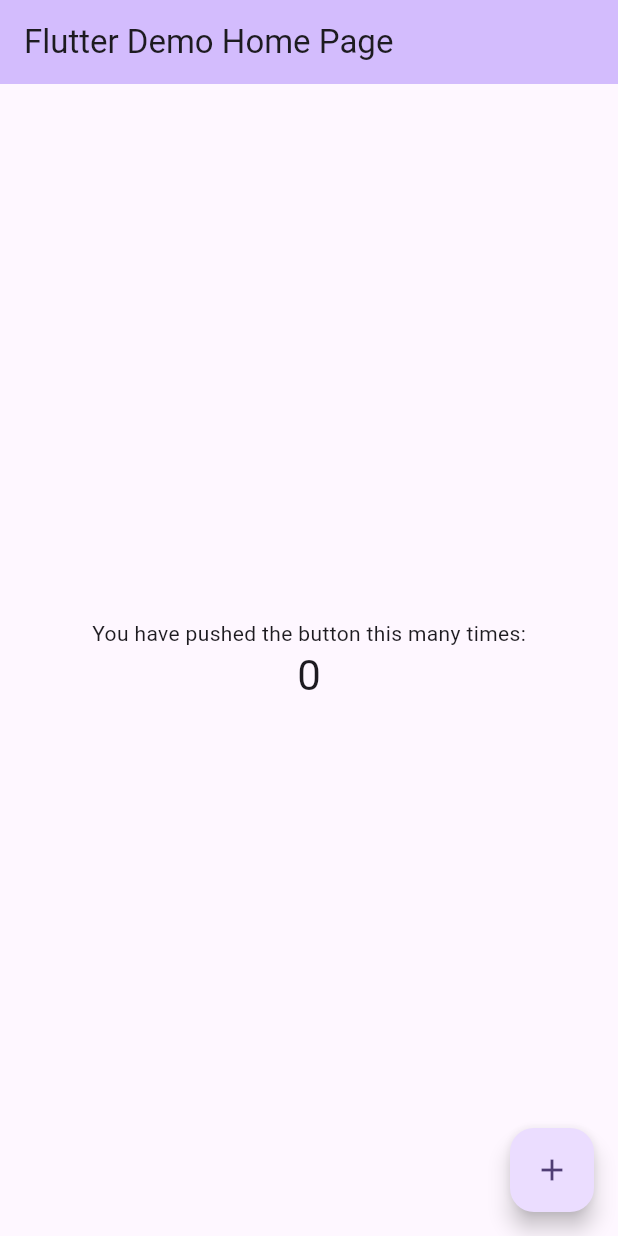
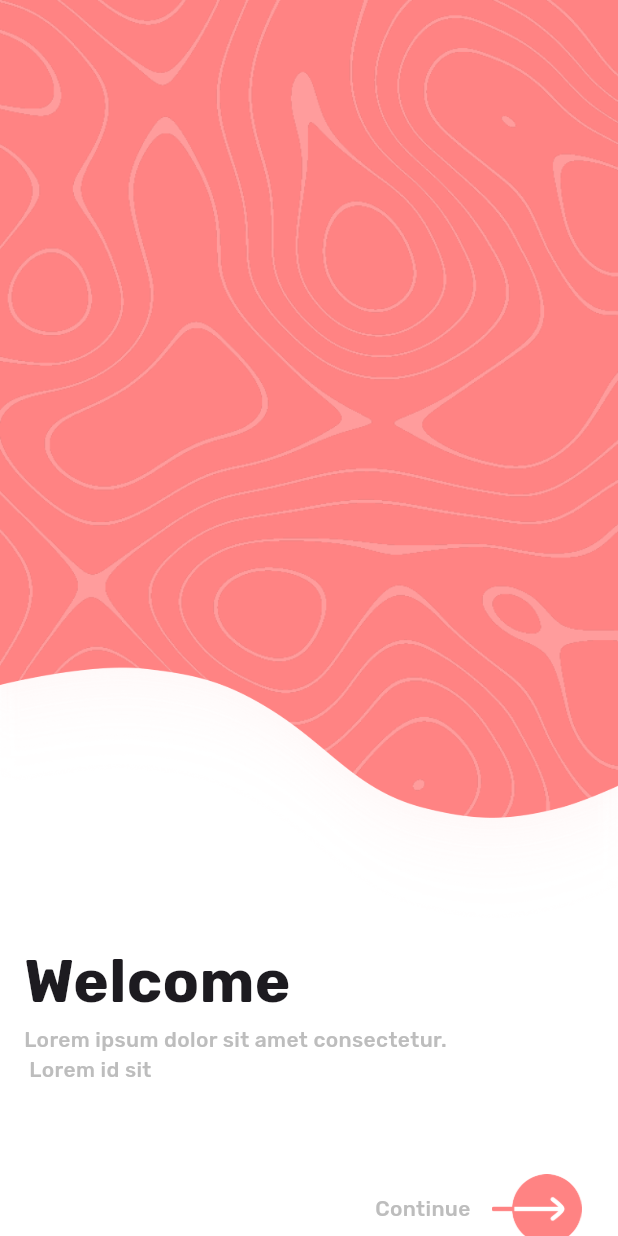
Before and after one commit to Moaaz-mohammad/flutter-auth-ui-app, a Flutter app: the screen it shows after launch, on a phone screen of 412 x 824 dp. Run offline on Flutter 3.47's test engine with Material 3 defaults, Android fonts, the phone set to English and light mode, and no system bars; our stand-ins replace gap, google_fonts.

Commit message:
feat: add Welcome, Login, and Sign Up UI screens with responsive layout and navigation

```diff
--- a/lib/main.dart
+++ b/lib/main.dart
@@ -1,6 +1,12 @@
 import 'package:flutter/material.dart';
+import 'package:flutter/services.dart';
+import 'package:flutter_auth_ui/screens/welcome.dart';
 
 void main() {
+  WidgetsFlutterBinding.ensureInitialized();
+
+  SystemChrome.setEnabledSystemUIMode(SystemUiMode.immersiveSticky);
+
   runApp(const MyApp());
 }
 
@@ -11,112 +17,8 @@ class MyApp extends StatelessWidget {
   @override
   Widget build(BuildContext context) {
     return MaterialApp(
-      title: 'Flutter Demo',
-      theme: ThemeData(
-        // This is the theme of your application.
-        //
-        // TRY THIS: Try running your application with "flutter run". You'll see
-        // the application has a purple toolbar. Then, without quitting the app,
-        // try changing the seedColor in the colorScheme below to Colors.green
-        // and then invoke "hot reload" (save your changes or press the "hot
-        // reload" button in a Flutter-supported IDE, or press "r" if you used
-        // the command line to start the app).
-        //
-        // Notice that the counter didn't reset back to zero; the application
-        // state is not lost during the reload. To reset the state, use hot
-        // restart instead.
-        //
-        // This works for code too, not just values: Most code changes can be
-        // tested with just a hot reload.
-        colorScheme: .fromSeed(seedColor: Colors.deepPurple),
-      ),
-      home: const MyHomePage(title: 'Flutter Demo Home Page'),
+      debugShowCheckedModeBanner: false,
+      home: const Welcome(),
     );
   }
 }
-
-class MyHomePage extends StatefulWidget {
-  const MyHomePage({super.key, required this.title});
-
-  // This widget is the home page of your application. It is stateful, meaning
-  // that it has a State object (defined below) that contains fields that affect
-  // how it looks.
-
-  // This class is the configuration for the state. It holds the values (in this
-  // case the title) provided by the parent (in this case the App widget) and
-  // used by the build method of the State. Fields in a Widget subclass are
-  // always marked "final".
-
-  final String title;
-
-  @override
-  State<MyHomePage> createState() => _MyHomePageState();
-}
-
-class _MyHomePageState extends State<MyHomePage> {
-  int _counter = 0;
-
-  void _incrementCounter() {
-    setState(() {
-      // This call to setState tells the Flutter framework that something has
-      // changed in this State, which causes it to rerun the build method below
-      // so that the display can reflect the updated values. If we changed
-      // _counter without calling setState(), then the build method would not be
-      // called again, and so nothing would appear to happen.
-      _counter++;
-    });
-  }
-
-  @override
-  Widget build(BuildContext context) {
-    // This method is rerun every time setState is called, for instance as done
-    // by the _incrementCounter method above.
-    //
-    // The Flutter framework has been optimized to make rerunning build methods
-    // fast, so that you can just rebuild anything that needs updating rather
-    // than having to individually change instances of widgets.
-    return Scaffold(
-      appBar: AppBar(
-        // TRY THIS: Try changing the color here to a specific color (to
-        // Colors.amber, perhaps?) and trigger a hot reload to see the AppBar
-        // change color while the other colors stay the same.
-        backgroundColor: Theme.of(context).colorScheme.inversePrimary,
-        // Here we take the value from the MyHomePage object that was created by
-        // the App.build method, and use it to set our appbar title.
-        title: Text(widget.title),
-      ),
-      body: Center(
-        // Center is a layout widget. It takes a single child and positions it
-        // in the middle of the parent.
-        child: Column(
-          // Column is also a layout widget. It takes a list of children and
-          // arranges them vertically. By default, it sizes itself to fit its
-          // children horizontally, and tries to be as tall as its parent.
-          //
-          // Column has various properties to control how it sizes itself and
-          // how it positions its children. Here we use mainAxisAlignment to
-          // center the children vertically; the main axis here is the vertical
-          // axis because Columns are vertical (the cross axis would be
-          // horizontal).
-          //
-          // TRY THIS: Invoke "debug painting" (choose the "Toggle Debug Paint"
-          // action in the IDE, or press "p" in the console), to see the
-          // wireframe for each widget.
-          mainAxisAlignment: .center,
-          children: [
-            const Text('You have pushed the button this many times:'),
-            Text(
-              '$_counter',
-              style: Theme.of(context).textTheme.headlineMedium,
-            ),
-          ],
-        ),
-      ),
-      floatingActionButton: FloatingActionButton(
-        onPressed: _incrementCounter,
-        tooltip: 'Increment',
-        child: const Icon(Icons.add),
-      ),
-    );
-  }
-}
--- /dev/null
+++ b/lib/screens/welcome.dart
@@ -0,0 +1,70 @@
+import 'package:flutter/material.dart';
+import 'package:flutter_auth_ui/screens/login.dart';
+import 'package:google_fonts/google_fonts.dart';
+
+class Welcome extends StatelessWidget {
+  const Welcome({super.key});
+
+  @override
+  Widget build(BuildContext context) {
+    return Scaffold(
+      backgroundColor: Colors.white,
+      body: Column(
+        crossAxisAlignment: CrossAxisAlignment.start,
+        children: [
+          Image.asset('assets/Welcome.png'),
+          Padding(
+            padding: const EdgeInsets.symmetric(horizontal: 16),
+            child: Text(
+              'Welcome',
+              style: GoogleFonts.rubik(
+                textStyle: TextStyle(fontSize: 40, fontWeight: FontWeight.bold),
+              ),
+            ),
+          ),
+          Padding(
+            padding: const EdgeInsets.symmetric(horizontal: 16),
+            child: Text(
+              'Lorem ipsum dolor sit amet consectetur.\n Lorem id sit',
+              style: GoogleFonts.rubik(
+                textStyle: TextStyle(
+                  fontSize: 14,
+                  fontWeight: FontWeight.w500,
+                  color: Color(0xffBDBDBD),
+                ),
+              ),
+            ),
+          ),
+          SizedBox(height: 60),
+          Padding(
+            padding: const EdgeInsets.only(left: 250),
+            child: GestureDetector(
+              onTap: () {
+                Navigator.pushReplacement(
+                  context,
+                  MaterialPageRoute(builder: (R) => SignIn()),
+                );
+              },
+              child: Row(
+                children: [
+                  Text(
+                    'Continue',
+                    style: GoogleFonts.rubik(
+                      textStyle: TextStyle(
+                        fontSize: 14,
+                        fontWeight: FontWeight.w500,
+                        color: Color(0xffBDBDBD),
+                      ),
+                    ),
+                  ),
+                  SizedBox(width: 14),
+                  Image.asset('assets/next-btn.png', width: 60),
+                ],
+              ),
+            ),
+          ),
+        ],
+      ),
+    );
+  }
+}
```
Also changed, not shown: lib/screens/login.dart (added, +87 -0 lines), lib/screens/sign_up.dart (added, +91 -0 lines), lib/widgets/CustomButtonCuntainer.dart (added, +30 -0 lines), lib/widgets/CustomTextField.dart (added, +46 -0 lines), pubspec.yaml (+5 -5 lines), assets/Sign-in.png (added), assets/Sign-up.png (added), assets/Welcome.png (added), assets/next-btn.png (added), assets/under-line.png (added), pubspec.lock, 3 other files.
